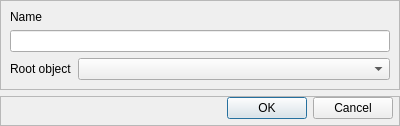
Old version of the form ELD/newdocumentwizard.ui in the repository wastedabuser/eld-designer.
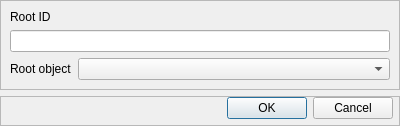
New version of the form.

Patch:
```diff
--- a/ELD/newdocumentwizard.ui
+++ b/ELD/newdocumentwizard.ui
@@ -41,10 +41,13 @@
       <enum>QFrame::Raised</enum>
      </property>
      <layout class="QFormLayout" name="formLayout">
+      <property name="fieldGrowthPolicy">
+       <enum>QFormLayout::AllNonFixedFieldsGrow</enum>
+      </property>
       <item row="0" column="0">
        <widget class="QLabel" name="label">
         <property name="text">
-         <string>Name</string>
+         <string>Root ID</string>
         </property>
        </widget>
       </item>
```
Left out of the diff: 12 changed lines with no effect on the pictures.
